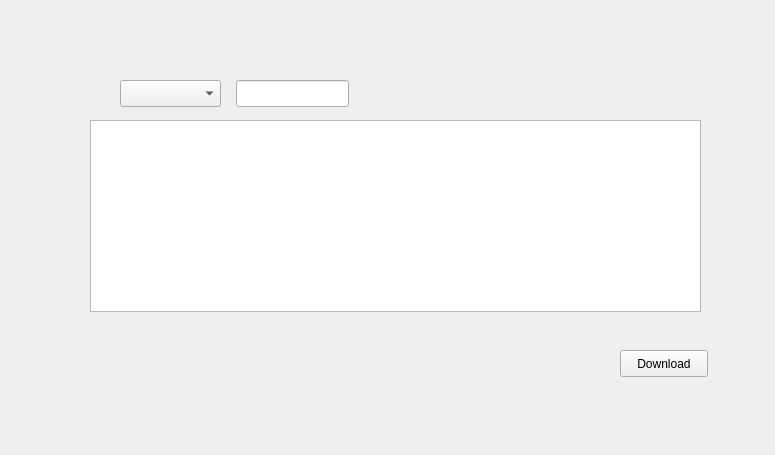
Qt form interface/design.ui (Marvin84/reg-gen) before a commit.
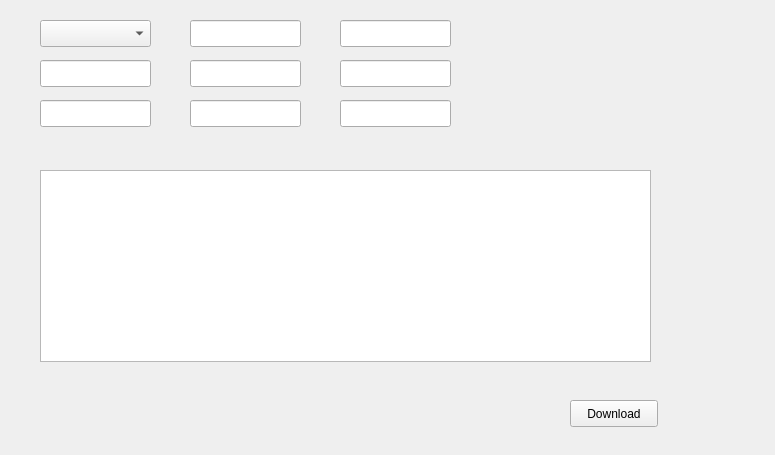
The same form after that commit.

Patch:
```diff
--- a/interface/design.ui
+++ b/interface/design.ui
@@ -16,8 +16,8 @@
   <widget class="QPushButton" name="buttonDownload">
    <property name="geometry">
     <rect>
-     <x>620</x>
-     <y>350</y>
+     <x>570</x>
+     <y>400</y>
      <width>88</width>
      <height>27</height>
     </rect>
@@ -29,8 +29,8 @@
   <widget class="QTableView" name="dataTable">
    <property name="geometry">
     <rect>
-     <x>90</x>
-     <y>120</y>
+     <x>40</x>
+     <y>170</y>
      <width>611</width>
      <height>192</height>
     </rect>
@@ -54,9 +54,9 @@
   <widget class="QLineEdit" name="lineEdit">
    <property name="geometry">
     <rect>
-     <x>236</x>
-     <y>80</y>
-     <width>113</width>
+     <x>40</x>
+     <y>60</y>
+     <width>111</width>
      <height>27</height>
     </rect>
    </property>
@@ -64,9 +64,79 @@
   <widget class="QComboBox" name="comboBox">
    <property name="geometry">
     <rect>
-     <x>120</x>
-     <y>80</y>
-     <width>101</width>
+     <x>40</x>
+     <y>20</y>
+     <width>111</width>
+     <height>27</height>
+    </rect>
+   </property>
+  </widget>
+  <widget class="QLineEdit" name="lineEditDescription">
+   <property name="geometry">
+    <rect>
+     <x>40</x>
+     <y>100</y>
+     <width>111</width>
+     <height>27</height>
+    </rect>
+   </property>
+  </widget>
+  <widget class="QLineEdit" name="lineEditEpigenetic">
+   <property name="geometry">
+    <rect>
+     <x>190</x>
+     <y>20</y>
+     <width>111</width>
+     <height>27</height>
+    </rect>
+   </property>
+  </widget>
+  <widget class="QLineEdit" name="lineEditTechnique">
+   <property name="geometry">
+    <rect>
+     <x>190</x>
+     <y>100</y>
+     <width>111</width>
+     <height>27</height>
+    </rect>
+   </property>
+  </widget>
+  <widget class="QLineEdit" name="lineEditBiosource">
+   <property name="geometry">
+    <rect>
+     <x>190</x>
+     <y>60</y>
+     <width>111</width>
+     <height>27</height>
+    </rect>
+   </property>
+  </widget>
+  <widget class="QLineEdit" name="lineEditDataType">
+   <property name="geometry">
+    <rect>
+     <x>340</x>
+     <y>60</y>
+     <width>111</width>
+     <height>27</height>
+    </rect>
+   </property>
+  </widget>
+  <widget class="QLineEdit" name="lineEditProject">
+   <property name="geometry">
+    <rect>
+     <x>340</x>
+     <y>20</y>
+     <width>111</width>
+     <height>27</height>
+    </rect>
+   </property>
+  </widget>
+  <widget class="QLineEdit" name="lineEditType">
+   <property name="geometry">
+    <rect>
+     <x>340</x>
+     <y>100</y>
+     <width>111</width>
      <height>27</height>
     </rect>
    </property>
```
Left out of the diff: 4 changed lines with no effect on the pictures.
